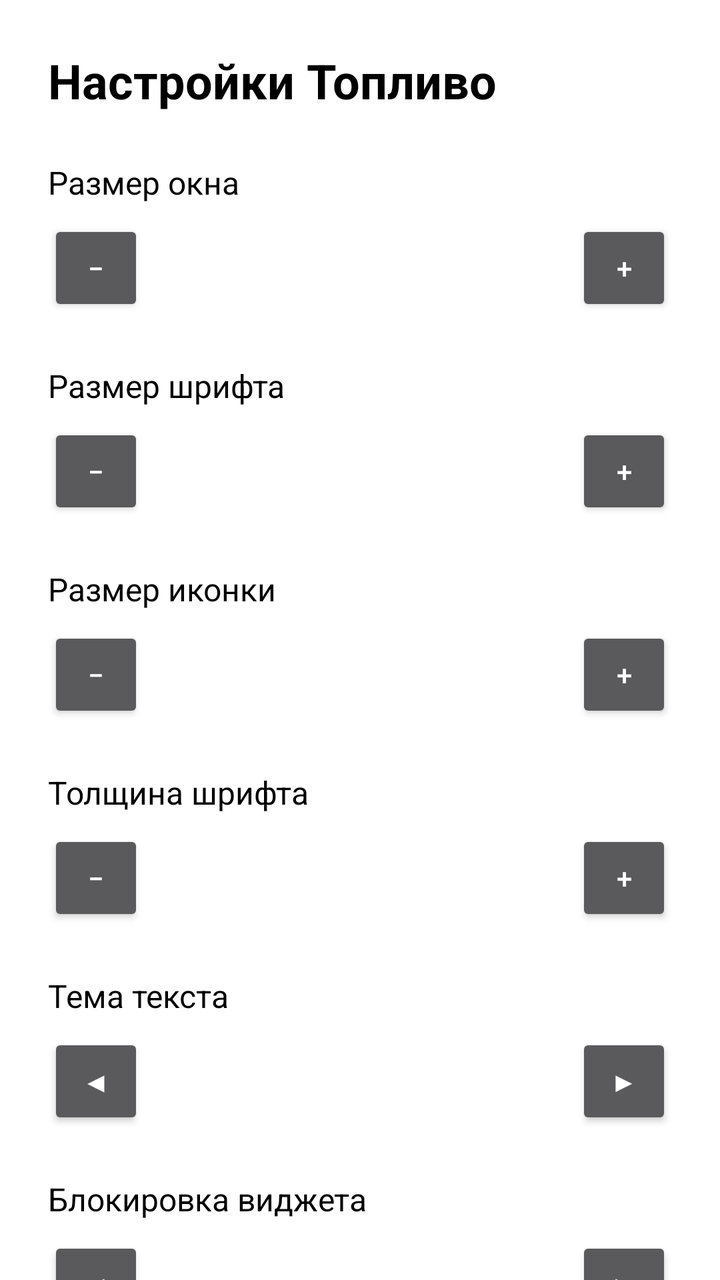
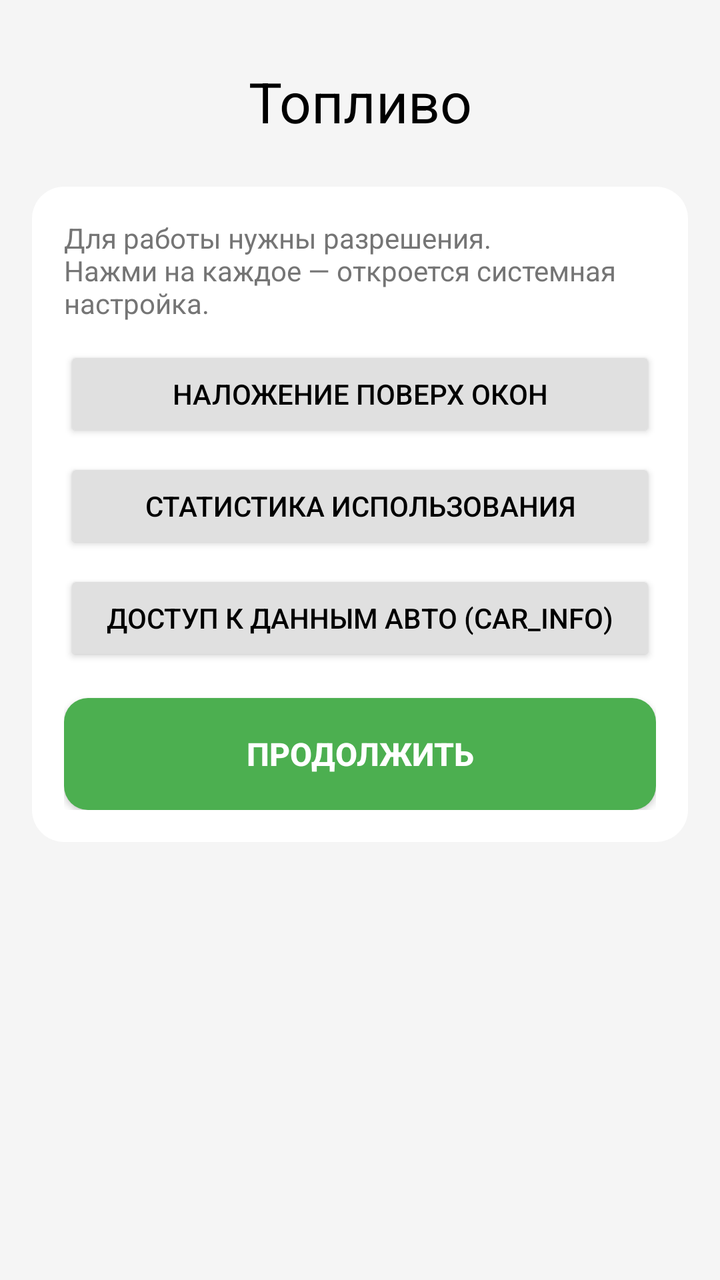

The first picture is an Android layout as it rendered before a commit; the second is the same layout after the commit. The layout source and the unified diff follow.
<!-- AndroidManifest.xml: application theme Theme.AppCompat.NoActionBar -->
<!-- res/layout/activity_main.xml -->
<?xml version="1.0" encoding="utf-8"?>
<ScrollView xmlns:android="http://schemas.android.com/apk/res/android"
    android:layout_width="match_parent"
    android:layout_height="match_parent"
    android:background="#FFFFFF">

    <LinearLayout
        android:layout_width="match_parent"
        android:layout_height="wrap_content"
        android:orientation="vertical"
        android:padding="24dp">

        <TextView
            android:layout_width="wrap_content"
            android:layout_height="wrap_content"
            android:text="Настройки Топливо"
            android:textSize="24sp"
            android:textStyle="bold"
            android:textColor="#000000"
            android:layout_marginBottom="24dp" />

        
        

        <TextView
            android:layout_width="wrap_content"
            android:layout_height="wrap_content"
            android:text="Размер окна"
            android:textSize="16sp"
            android:textColor="#000000" />

        <LinearLayout
            android:layout_width="match_parent"
            android:layout_height="wrap_content"
            android:orientation="horizontal"
            android:gravity="center_vertical"
            android:layout_marginTop="8dp">

            <Button
                android:id="@+id/btn_window_minus"
                android:layout_width="48dp"
                android:layout_height="48dp"
                android:text="−" />
            <TextView
                android:id="@+id/txt_window_size"
                android:layout_width="0dp"
                android:layout_height="wrap_content"
                android:layout_weight="1"
                android:gravity="center"
                android:text="42 dp" />
            <Button
                android:id="@+id/btn_window_plus"
                android:layout_width="48dp"
                android:layout_height="48dp"
                android:text="+" />
        </LinearLayout>

        <TextView
            android:layout_width="wrap_content"
            android:layout_height="wrap_content"
            android:text="Размер шрифта"
            android:textSize="16sp"
            android:textColor="#000000"
            android:layout_marginTop="24dp" />
        <LinearLayout
            android:layout_width="match_parent"
            android:layout_height="wrap_content"
            android:orientation="horizontal"
            android:gravity="center_vertical"
            android:layout_marginTop="8dp">
            <Button
                android:id="@+id/btn_font_minus"
                android:layout_width="48dp"
                android:layout_height="48dp"
                android:text="−" />
            <TextView
                android:id="@+id/txt_font_size"
                android:layout_width="0dp"
                android:layout_height="wrap_content"
                android:layout_weight="1"
                android:gravity="center"
                android:text="16 sp" />
            <Button
                android:id="@+id/btn_font_plus"
                android:layout_width="48dp"
                android:layout_height="48dp"
                android:text="+" />
        </LinearLayout>

        <TextView
            android:layout_width="wrap_content"
            android:layout_height="wrap_content"
            android:text="Размер иконки"
            android:textSize="16sp"
            android:textColor="#000000"
            android:layout_marginTop="24dp" />
        <LinearLayout
            android:layout_width="match_parent"
            android:layout_height="wrap_content"
            android:orientation="horizontal"
            android:gravity="center_vertical"
            android:layout_marginTop="8dp">
            <Button
                android:id="@+id/btn_icon_minus"
                android:layout_width="48dp"
                android:layout_height="48dp"
                android:text="−" />
            <TextView
                android:id="@+id/txt_icon_size"
                android:layout_width="0dp"
                android:layout_height="wrap_content"
                android:layout_weight="1"
                android:gravity="center"
                android:text="20 dp" />
            <Button
                android:id="@+id/btn_icon_plus"
                android:layout_width="48dp"
                android:layout_height="48dp"
                android:text="+" />
        </LinearLayout>

        <TextView
            android:layout_width="wrap_content"
            android:layout_height="wrap_content"
            android:text="Толщина шрифта"
            android:textSize="16sp"
            android:textColor="#000000"
            android:layout_marginTop="24dp" />
        <LinearLayout
            android:layout_width="match_parent"
            android:layout_height="wrap_content"
            android:orientation="horizontal"
            android:gravity="center_vertical"
            android:layout_marginTop="8dp">
            <Button
                android:id="@+id/btn_weight_minus"
                android:layout_width="48dp"
                android:layout_height="48dp"
                android:text="−" />
            <TextView
                android:id="@+id/txt_font_weight"
                android:layout_width="0dp"
                android:layout_height="wrap_content"
                android:layout_weight="1"
                android:gravity="center"
                android:text="400" />
            <Button
                android:id="@+id/btn_weight_plus"
                android:layout_width="48dp"
                android:layout_height="48dp"
                android:text="+" />
        </LinearLayout>

        <TextView
            android:layout_width="wrap_content"
            android:layout_height="wrap_content"
            android:text="Тема текста"
            android:textSize="16sp"
            android:textColor="#000000"
            android:layout_marginTop="24dp" />
        <LinearLayout
            android:layout_width="match_parent"
            android:layout_height="wrap_content"
            android:orientation="horizontal"
            android:gravity="center_vertical"
            android:layout_marginTop="8dp">
            <Button
                android:id="@+id/btn_theme_minus"
                android:layout_width="48dp"
                android:layout_height="48dp"
                android:text="◀" />
            <TextView
                android:id="@+id/txt_theme"
                android:layout_width="0dp"
                android:layout_height="wrap_content"
                android:layout_weight="1"
                android:gravity="center"
                android:text="Авто" />
            <Button
                android:id="@+id/btn_theme_plus"
                android:layout_width="48dp"
                android:layout_height="48dp"
                android:text="▶" />
        </LinearLayout>

        <TextView
            android:layout_width="wrap_content"
            android:layout_height="wrap_content"
            android:text="Блокировка виджета"
            android:textSize="16sp"
            android:textColor="#000000"
            android:layout_marginTop="24dp" />
        <LinearLayout
            android:layout_width="match_parent"
            android:layout_height="wrap_content"
            android:orientation="horizontal"
            android:gravity="center_vertical"
            android:layout_marginTop="8dp">
            <Button
                android:id="@+id/btn_lock_minus"
                android:layout_width="48dp"
                android:layout_height="48dp"
                android:text="◀" />
            <TextView
                android:id="@+id/txt_lock"
                android:layout_width="0dp"
                android:layout_height="wrap_content"
                android:layout_weight="1"
                android:gravity="center"
                android:text="Разблокирован" />
            <Button
                android:id="@+id/btn_lock_plus"
                android:layout_width="48dp"
                android:layout_height="48dp"
                android:text="▶" />
        </LinearLayout>

        <Button
            android:id="@+id/btn_app_list"
            android:layout_width="match_parent"
            android:layout_height="wrap_content"
            android:layout_marginTop="32dp"
            android:text="Выбрать приложения для скрытия"
            android:textSize="16sp" />

        <Button
            android:id="@+id/btn_reset"
            android:layout_width="match_parent"
            android:layout_height="wrap_content"
            android:layout_marginTop="16dp"
            android:text="Сбросить настройки"
            android:backgroundTint="#E53935" />

        
        <Button
            android:id="@+id/btn_test_wheel"
            android:layout_width="match_parent"
            android:layout_height="wrap_content"
            android:layout_marginTop="32dp"
            android:text="ТЕСТ: Угол руля"
            android:textSize="16sp"
            android:backgroundTint="#FF9800" />

    </LinearLayout>
</ScrollView>
<!-- resources referenced by this layout -->
<resources>

</resources>

<!-- the commit's change to res/layout/activity_main.xml (unified diff, before → after) -->
@@ -2,244 +2,173 @@
 <ScrollView xmlns:android="http://schemas.android.com/apk/res/android"
     android:layout_width="match_parent"
     android:layout_height="match_parent"
-    android:background="#FFFFFF">
+    android:background="#F5F5F5"
+    android:fillViewport="true">
 
     <LinearLayout
         android:layout_width="match_parent"
         android:layout_height="wrap_content"
         android:orientation="vertical"
-        android:padding="24dp">
+        android:padding="16dp">
 
         <TextView
-            android:layout_width="wrap_content"
+            android:layout_width="match_parent"
             android:layout_height="wrap_content"
-            android:text="Настройки Топливо"
-            android:textSize="24sp"
-            android:textStyle="bold"
+            android:text="Топливо"
+            android:textSize="28sp"
             android:textColor="#000000"
+            android:gravity="center"
+            android:layout_marginTop="16dp"
             android:layout_marginBottom="24dp" />
 
         
-        
-
-        <TextView
-            android:layout_width="wrap_content"
-            android:layout_height="wrap_content"
-            android:text="Размер окна"
-            android:textSize="16sp"
-            android:textColor="#000000" />
-
         <LinearLayout
+            android:id="@+id/card_permissions"
             android:layout_width="match_parent"
             android:layout_height="wrap_content"
-            android:orientation="horizontal"
-            android:gravity="center_vertical"
-            android:layout_marginTop="8dp">
+            android:background="@drawable/bg_card"
+            android:orientation="vertical"
+            android:layout_marginBottom="16dp">
+
+            <TextView
+                android:layout_width="match_parent"
+                android:layout_height="wrap_content"
+                android:text="Для работы нужны разрешения.\nНажми на каждое — откроется системная настройка."
+                android:textSize="14sp"
+                android:textColor="#757575"
+                android:layout_marginBottom="12dp" />
 
             <Button
-                android:id="@+id/btn_window_minus"
-                android:layout_width="48dp"
+                android:id="@+id/btn_perm_overlay"
+                android:layout_width="match_parent"
                 android:layout_height="48dp"
-                android:text="−" />
-            <TextView
-                android:id="@+id/txt_window_size"
-                android:layout_width="0dp"
-                android:layout_height="wrap_content"
-                android:layout_weight="1"
-                android:gravity="center"
-                android:text="42 dp" />
+                android:text="Наложение поверх окон"
+                android:textSize="14sp"
+                android:backgroundTint="#E0E0E0"
+                android:textColor="#000000"
+                android:layout_marginBottom="8dp" />
+
             <Button
-                android:id="@+id/btn_window_plus"
-                android:layout_width="48dp"
+                android:id="@+id/btn_perm_usage"
+                android:layout_width="match_parent"
                 android:layout_height="48dp"
-                android:text="+" />
+                android:text="Статистика использования"
+                android:textSize="14sp"
+                android:backgroundTint="#E0E0E0"
+                android:textColor="#000000"
+                android:layout_marginBottom="8dp" />
+
+            <Button
+                android:id="@+id/btn_perm_carinfo"
+                android:layout_width="match_parent"
+                android:layout_height="48dp"
+                android:text="Доступ к данным авто (CAR_INFO)"
+                android:textSize="14sp"
+                android:backgroundTint="#E0E0E0"
+                android:textColor="#000000"
+                android:layout_marginBottom="16dp" />
+
+            <Button
+                android:id="@+id/btn_continue"
+                android:layout_width="match_parent"
+                android:layout_height="56dp"
+                android:text="ПРОДОЛЖИТЬ"
+                android:textSize="16sp"
+                android:textStyle="bold"
+                android:textColor="#FFFFFF"
+                android:background="@drawable/bg_btn_green" />
         </LinearLayout>
 
-        <TextView
-            android:layout_width="wrap_content"
-            android:layout_height="wrap_content"
-            android:text="Размер шрифта"
-            android:textSize="16sp"
-            android:textColor="#000000"
-            android:layout_marginTop="24dp" />
+        
         <LinearLayout
+            android:id="@+id/card_settings"
             android:layout_width="match_parent"
             android:layout_height="wrap_content"
-            android:orientation="horizontal"
-            android:gravity="center_vertical"
-            android:layout_marginTop="8dp">
-            <Button
-                android:id="@+id/btn_font_minus"
-                android:layout_width="48dp"
-                android:layout_height="48dp"
-                android:text="−" />
-            <TextView
-                android:id="@+id/txt_font_size"
-                android:layout_width="0dp"
-                android:layout_height="wrap_content"
-                android:layout_weight="1"
-                android:gravity="center"
-                android:text="16 sp" />
-            <Button
-                android:id="@+id/btn_font_plus"
-                android:layout_width="48dp"
-                android:layout_height="48dp"
-                android:text="+" />
+            android:background="@drawable/bg_card"
+            android:orientation="vertical"
+            android:visibility="gone"
+            android:layout_marginBottom="16dp">
+
+            
+            <TextView android:layout_width="wrap_content" android:layout_height="wrap_content" android:text="Размер окна" android:textSize="14sp" android:textColor="#757575" />
+            <LinearLayout android:layout_width="match_parent" android:layout_height="wrap_content" android:orientation="horizontal" android:gravity="center_vertical" android:layout_marginBottom="16dp">
+                <Button android:id="@+id/btn_window_minus" android:layout_width="48dp" android:layout_height="48dp" android:text="−" android:background="@drawable/bg_btn_gray"/>
+                <TextView android:id="@+id/txt_window_size" android:layout_width="0dp" android:layout_height="wrap_content" android:layout_weight="1" android:gravity="center" android:text="42 dp" android:textSize="18sp" android:textColor="#000000"/>
+                <Button android:id="@+id/btn_window_plus" android:layout_width="48dp" android:layout_height="48dp" android:text="+" android:background="@drawable/bg_btn_gray"/>
+            </LinearLayout>
+
+            
+            <TextView android:layout_width="wrap_content" android:layout_height="wrap_content" android:text="Размер шрифта" android:textSize="14sp" android:textColor="#757575" />
+            <LinearLayout android:layout_width="match_parent" android:layout_height="wrap_content" android:orientation="horizontal" android:gravity="center_vertical" android:layout_marginBottom="16dp">
+                <Button android:id="@+id/btn_font_minus" android:layout_width="48dp" android:layout_height="48dp" android:text="−" android:background="@drawable/bg_btn_gray"/>
+                <TextView android:id="@+id/txt_font_size" android:layout_width="0dp" android:layout_height="wrap_content" android:layout_weight="1" android:gravity="center" android:text="16 sp" android:textSize="18sp" android:textColor="#000000"/>
+                <Button android:id="@+id/btn_font_plus" android:layout_width="48dp" android:layout_height="48dp" android:text="+" android:background="@drawable/bg_btn_gray"/>
+            </LinearLayout>
+
+            
+            <TextView android:layout_width="wrap_content" android:layout_height="wrap_content" android:text="Размер иконки" android:textSize="14sp" android:textColor="#757575" />
+            <LinearLayout android:layout_width="match_parent" android:layout_height="wrap_content" android:orientation="horizontal" android:gravity="center_vertical" android:layout_marginBottom="16dp">
+                <Button android:id="@+id/btn_icon_minus" android:layout_width="48dp" android:layout_height="48dp" android:text="−" android:background="@drawable/bg_btn_gray"/>
+                <TextView android:id="@+id/txt_icon_size" android:layout_width="0dp" android:layout_height="wrap_content" android:layout_weight="1" android:gravity="center" android:text="20 dp" android:textSize="18sp" android:textColor="#000000"/>
+                <Button android:id="@+id/btn_icon_plus" android:layout_width="48dp" android:layout_height="48dp" android:text="+" android:background="@drawable/bg_btn_gray"/>
+            </LinearLayout>
+
+            
+            <TextView android:layout_width="wrap_content" android:layout_height="wrap_content" android:text="Толщина шрифта (100-900)" android:textSize="14sp" android:textColor="#757575" />
+            <LinearLayout android:layout_width="match_parent" android:layout_height="wrap_content" android:orientation="horizontal" android:gravity="center_vertical" android:layout_marginBottom="16dp">
+                <Button android:id="@+id/btn_weight_minus" android:layout_width="48dp" android:layout_height="48dp" android:text="−" android:background="@drawable/bg_btn_gray"/>
+                <TextView android:id="@+id/txt_font_weight" android:layout_width="0dp" android:layout_height="wrap_content" android:layout_weight="1" android:gravity="center" android:text="400" android:textSize="18sp" android:textColor="#000000"/>
+                <Button android:id="@+id/btn_weight_plus" android:layout_width="48dp" android:layout_height="48dp" android:text="+" android:background="@drawable/bg_btn_gray"/>
+            </LinearLayout>
+
+            
+            <TextView android:layout_width="wrap_content" android:layout_height="wrap_content" android:text="Тема текста" android:textSize="14sp" android:textColor="#757575" />
+            <LinearLayout android:layout_width="match_parent" android:layout_height="wrap_content" android:orientation="horizontal" android:gravity="center_vertical" android:layout_marginBottom="16dp">
+                <Button android:id="@+id/btn_theme_minus" android:layout_width="48dp" android:layout_height="48dp" android:text="◀" android:background="@drawable/bg_btn_gray"/>
+                <TextView android:id="@+id/txt_theme" android:layout_width="0dp" android:layout_height="wrap_content" android:layout_weight="1" android:gravity="center" android:text="Авто" android:textSize="18sp" android:textColor="#000000"/>
+                <Button android:id="@+id/btn_theme_plus" android:layout_width="48dp" android:layout_height="48dp" android:text="▶" android:background="@drawable/bg_btn_gray"/>
+            </LinearLayout>
+
+            
+            <TextView android:layout_width="wrap_content" android:layout_height="wrap_content" android:text="Блокировка виджета" android:textSize="14sp" android:textColor="#757575" />
+            <LinearLayout android:layout_width="match_parent" android:layout_height="wrap_content" android:orientation="horizontal" android:gravity="center_vertical">
+                <Button android:id="@+id/btn_lock_minus" android:layout_width="48dp" android:layout_height="48dp" android:text="◀" android:background="@drawable/bg_btn_gray"/>
+                <TextView android:id="@+id/txt_lock" android:layout_width="0dp" android:layout_height="wrap_content" android:layout_weight="1" android:gravity="center" android:text="Разблокирован" android:textSize="18sp" android:textColor="#000000"/>
+                <Button android:id="@+id/btn_lock_plus" android:layout_width="48dp" android:layout_height="48dp" android:text="▶" android:background="@drawable/bg_btn_gray"/>
+            </LinearLayout>
+
         </LinearLayout>
 
-        <TextView
-            android:layout_width="wrap_content"
-            android:layout_height="wrap_content"
-            android:text="Размер иконки"
-            android:textSize="16sp"
-            android:textColor="#000000"
-            android:layout_marginTop="24dp" />
+        
         <LinearLayout
+            android:id="@+id/card_actions"
             android:layout_width="match_parent"
             android:layout_height="wrap_content"
-            android:orientation="horizontal"
-            android:gravity="center_vertical"
-            android:layout_marginTop="8dp">
+            android:background="@drawable/bg_card"
+            android:orientation="vertical"
+            android:visibility="gone">
+
             <Button
-                android:id="@+id/btn_icon_minus"
-                android:layout_width="48dp"
-                android:layout_height="48dp"
-                android:text="−" />
-            <TextView
-                android:id="@+id/txt_icon_size"
-                android:layout_width="0dp"
-                android:layout_height="wrap_content"
-                android:layout_weight="1"
-                android:gravity="center"
-                android:text="20 dp" />
+                android:id="@+id/btn_app_list"
+                android:layout_width="match_parent"
+                android:layout_height="56dp"
+                android:text="СКРЫТЬ В ПРИЛОЖЕНИЯХ"
+                android:textSize="14sp"
+                android:textStyle="bold"
+                android:background="@drawable/bg_btn_gray"
+                android:textColor="#000000"
+                android:layout_marginBottom="12dp" />
+
             <Button
-                android:id="@+id/btn_icon_plus"
-                android:layout_width="48dp"
-                android:layout_height="48dp"
-                android:text="+" />
+                android:id="@+id/btn_reset"
+                android:layout_width="match_parent"
+                android:layout_height="56dp"
+                android:text="СБРОСИТЬ НАСТРОЙКИ"
+                android:textSize="14sp"
+                android:textStyle="bold"
+                android:background="@drawable/bg_btn_red"
+                android:textColor="#FFFFFF" />
         </LinearLayout>
-
-        <TextView
-            android:layout_width="wrap_content"
-            android:layout_height="wrap_content"
-            android:text="Толщина шрифта"
-            android:textSize="16sp"
-            android:textColor="#000000"
-            android:layout_marginTop="24dp" />
-        <LinearLayout
-            android:layout_width="match_parent"
-            android:layout_height="wrap_content"
-            android:orientation="horizontal"
-            android:gravity="center_vertical"
-            android:layout_marginTop="8dp">
-            <Button
-                android:id="@+id/btn_weight_minus"
-                android:layout_width="48dp"
-                android:layout_height="48dp"
-                android:text="−" />
-            <TextView
-                android:id="@+id/txt_font_weight"
-                android:layout_width="0dp"
-                android:layout_height="wrap_content"
-                android:layout_weight="1"
-                android:gravity="center"
-                android:text="400" />
-            <Button
-                android:id="@+id/btn_weight_plus"
-                android:layout_width="48dp"
-                android:layout_height="48dp"
-                android:text="+" />
-        </LinearLayout>
-
-        <TextView
-            android:layout_width="wrap_content"
-            android:layout_height="wrap_content"
-            android:text="Тема текста"
-            android:textSize="16sp"
-            android:textColor="#000000"
-            android:layout_marginTop="24dp" />
-        <LinearLayout
-            android:layout_width="match_parent"
-            android:layout_height="wrap_content"
-            android:orientation="horizontal"
-            android:gravity="center_vertical"
-            android:layout_marginTop="8dp">
-            <Button
-                android:id="@+id/btn_theme_minus"
-                android:layout_width="48dp"
-                android:layout_height="48dp"
-                android:text="◀" />
-            <TextView
-                android:id="@+id/txt_theme"
-                android:layout_width="0dp"
-                android:layout_height="wrap_content"
-                android:layout_weight="1"
-                android:gravity="center"
-                android:text="Авто" />
-            <Button
-                android:id="@+id/btn_theme_plus"
-                android:layout_width="48dp"
-                android:layout_height="48dp"
-                android:text="▶" />
-        </LinearLayout>
-
-        <TextView
-            android:layout_width="wrap_content"
-            android:layout_height="wrap_content"
-            android:text="Блокировка виджета"
-            android:textSize="16sp"
-            android:textColor="#000000"
-            android:layout_marginTop="24dp" />
-        <LinearLayout
-            android:layout_width="match_parent"
-            android:layout_height="wrap_content"
-            android:orientation="horizontal"
-            android:gravity="center_vertical"
-            android:layout_marginTop="8dp">
-            <Button
-                android:id="@+id/btn_lock_minus"
-                android:layout_width="48dp"
-                android:layout_height="48dp"
-                android:text="◀" />
-            <TextView
-                android:id="@+id/txt_lock"
-                android:layout_width="0dp"
-                android:layout_height="wrap_content"
-                android:layout_weight="1"
-                android:gravity="center"
-                android:text="Разблокирован" />
-            <Button
-                android:id="@+id/btn_lock_plus"
-                android:layout_width="48dp"
-                android:layout_height="48dp"
-                android:text="▶" />
-        </LinearLayout>
-
-        <Button
-            android:id="@+id/btn_app_list"
-            android:layout_width="match_parent"
-            android:layout_height="wrap_content"
-            android:layout_marginTop="32dp"
-            android:text="Выбрать приложения для скрытия"
-            android:textSize="16sp" />
-
-        <Button
-            android:id="@+id/btn_reset"
-            android:layout_width="match_parent"
-            android:layout_height="wrap_content"
-            android:layout_marginTop="16dp"
-            android:text="Сбросить настройки"
-            android:backgroundTint="#E53935" />
-
-        
-        <Button
-            android:id="@+id/btn_test_wheel"
-            android:layout_width="match_parent"
-            android:layout_height="wrap_content"
-            android:layout_marginTop="32dp"
-            android:text="ТЕСТ: Угол руля"
-            android:textSize="16sp"
-            android:backgroundTint="#FF9800" />
 
     </LinearLayout>
 </ScrollView>
<!-- resource entries referenced after the edit -->
@@ -1,5 +1,29 @@
 <!-- resources referenced by this layout -->
 <resources>
-
+  <!-- drawable bg_btn_gray (drawable) -->
+  <?xml version="1.0" encoding="utf-8"?>
+  <shape xmlns:android="http://schemas.android.com/apk/res/android">
+      <solid android:color="#E0E0E0" />
+      <corners android:radius="12dp" />
+  </shape>
+  <!-- drawable bg_btn_green (drawable) -->
+  <?xml version="1.0" encoding="utf-8"?>
+  <shape xmlns:android="http://schemas.android.com/apk/res/android">
+      <solid android:color="#4CAF50" />
+      <corners android:radius="12dp" />
+  </shape>
+  <!-- drawable bg_btn_red (drawable) -->
+  <?xml version="1.0" encoding="utf-8"?>
+  <shape xmlns:android="http://schemas.android.com/apk/res/android">
+      <solid android:color="#F44336" />
+      <corners android:radius="12dp" />
+  </shape>
+  <!-- drawable bg_card (drawable) -->
+  <?xml version="1.0" encoding="utf-8"?>
+  <shape xmlns:android="http://schemas.android.com/apk/res/android">
+      <solid android:color="#FFFFFF" />
+      <corners android:radius="16dp" />
+      <padding android:bottom="16dp" android:left="16dp" android:right="16dp" android:top="16dp" />
+  </shape>
 </resources>
 
